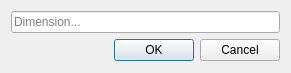
The window that SmartDimensionDialog.ui (hal1437/BlockMaker) describes before a commit, drawn with Qt 5.
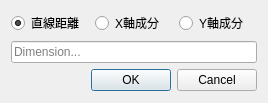
The same window after the commit.

Commit message: SmartDimentionのバグを解決

What changed in the file:
```diff
--- a/SmartDimensionDialog.ui
+++ b/SmartDimensionDialog.ui
@@ -6,14 +6,45 @@
    <rect>
     <x>0</x>
     <y>0</y>
-    <width>291</width>
-    <height>73</height>
+    <width>268</width>
+    <height>103</height>
    </rect>
   </property>
   <property name="windowTitle">
    <string>Dialog</string>
   </property>
   <layout class="QVBoxLayout" name="verticalLayout">
+   <item>
+    <layout class="QHBoxLayout" name="RadioLayout">
+     <item>
+      <widget class="QRadioButton" name="LinerRadio">
+       <property name="text">
+        <string>直線距離</string>
+       </property>
+       <property name="checked">
+        <bool>true</bool>
+       </property>
+      </widget>
+     </item>
+     <item>
+      <widget class="QRadioButton" name="YRadio">
+       <property name="enabled">
+        <bool>true</bool>
+       </property>
+       <property name="text">
+        <string>X軸成分</string>
+       </property>
+      </widget>
+     </item>
+     <item>
+      <widget class="QRadioButton" name="XRadio">
+       <property name="text">
+        <string>Y軸成分</string>
+       </property>
+      </widget>
+     </item>
+    </layout>
+   </item>
    <item>
     <widget class="QLineEdit" name="lineEdit">
      <property name="placeholderText">
```
The commit also changes 8 other files.
